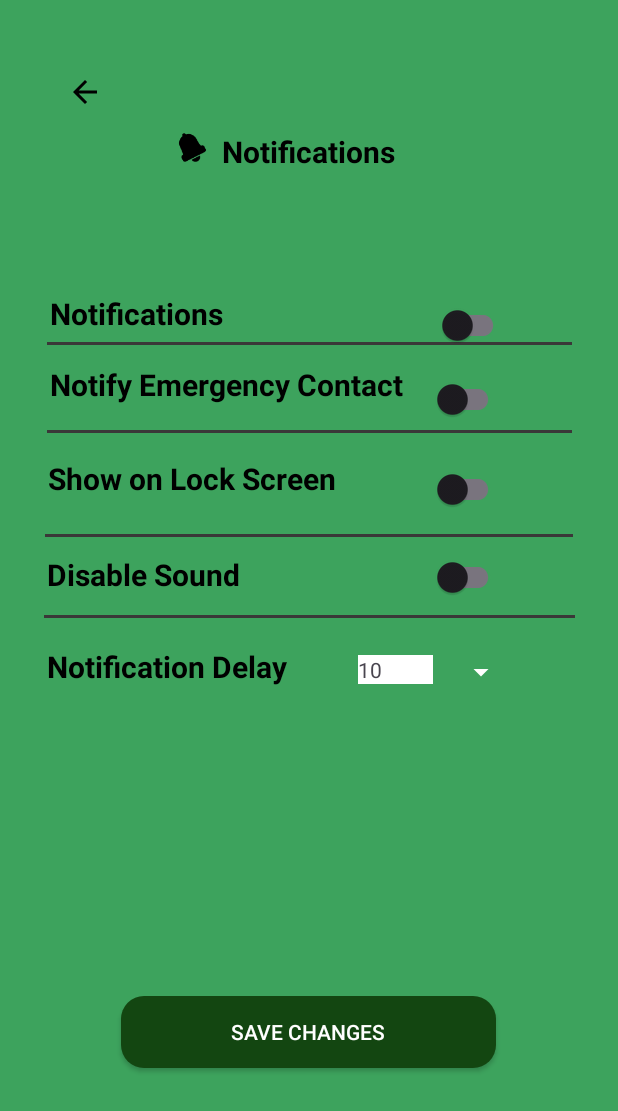
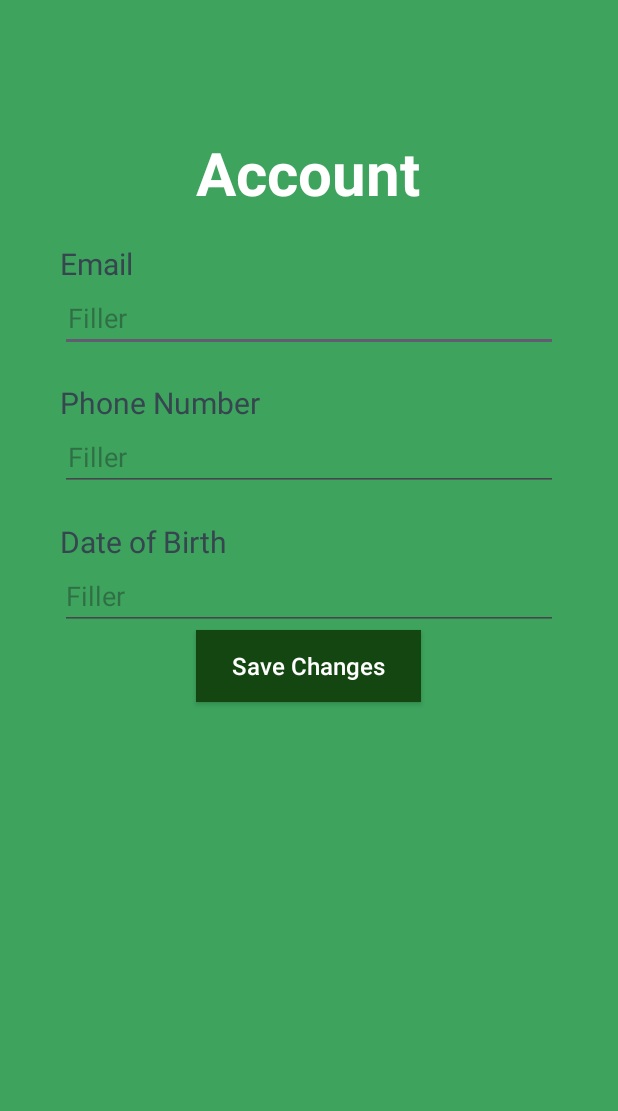
Before and after one commit to AnushkaKhare-Eng/HIFA-Capstone, an Android app: the fragment AccountSettingsFragment shown on its own in the app's theme, on a phone screen of 412 x 824 dp. Shown: the top 1111 px of the screen. Run offline under Robolectric (Android 15) with nearby library versions, the phone set to English and light mode, and no system bars.

Commit message:
fixing the AccountSettingsFragment

```diff
--- a/HIFA-App/app/src/main/java/com/example/hifa/notificationpage2.java
+++ b/HIFA-App/app/src/main/java/com/example/hifa/AccountSettingsFragment.java
@@ -10,10 +10,10 @@ import android.view.ViewGroup;
 
 /**
  * A simple {@link Fragment} subclass.
- * Use the {@link notificationpage2#newInstance} factory method to
+ * Use the {@link AccountSettingsFragment#newInstance} factory method to
  * create an instance of this fragment.
  */
-public class notificationpage2 extends Fragment {
+public class AccountSettingsFragment extends Fragment {
 
     // TODO: Rename parameter arguments, choose names that match
     // the fragment initialization parameters, e.g. ARG_ITEM_NUMBER
@@ -24,7 +24,7 @@ public class notificationpage2 extends Fragment {
     private String mParam1;
     private String mParam2;
 
-    public notificationpage2() {
+    public AccountSettingsFragment() {
         // Required empty public constructor
     }
 
@@ -34,11 +34,11 @@ public class notificationpage2 extends Fragment {
      *
      * @param param1 Parameter 1.
      * @param param2 Parameter 2.
-     * @return A new instance of fragment notificationpage2.
+     * @return A new instance of fragment AccountSettingsFragment.
      */
     // TODO: Rename and change types and number of parameters
-    public static notificationpage2 newInstance(String param1, String param2) {
-        notificationpage2 fragment = new notificationpage2();
+    public static AccountSettingsFragment newInstance(String param1, String param2) {
+        AccountSettingsFragment fragment = new AccountSettingsFragment();
         Bundle args = new Bundle();
         args.putString(ARG_PARAM1, param1);
         args.putString(ARG_PARAM2, param2);
@@ -59,6 +59,6 @@ public class notificationpage2 extends Fragment {
     public View onCreateView(LayoutInflater inflater, ViewGroup container,
                              Bundle savedInstanceState) {
         // Inflate the layout for this fragment
-        return inflater.inflate(R.layout.fragment_notificationpage2, container, false);
+        return inflater.inflate(R.layout.fragment_account_settings, container, false);
     }
 }
--- a/HIFA-App/app/src/main/res/drawable/rounded_button.xml
+++ b/HIFA-App/app/src/main/res/drawable/rounded_button.xml
@@ -1,6 +1,6 @@
-<?xml version="1.0" encoding="utf-8"?>
 
-<?xml version="1.0" encoding="utf-8"?>
+
+
 <shape xmlns:android="http://schemas.android.com/apk/res/android">
     <solid android:color="#134611" /> <!-- Button background color -->
     <corners android:radius="15dp" /> <!-- Adjust the radius to change the corner shape -->
--- /dev/null
+++ b/HIFA-App/app/src/main/res/layout/fragment_account_settings.xml
@@ -0,0 +1,114 @@
+<?xml version="1.0" encoding="utf-8"?>
+
+<androidx.constraintlayout.widget.ConstraintLayout xmlns:android="http://schemas.android.com/apk/res/android"
+    xmlns:app="http://schemas.android.com/apk/res-auto"
+    xmlns:tools="http://schemas.android.com/tools"
+    android:layout_width="match_parent"
+    android:layout_height="match_parent"
+    android:background="#3DA35D"
+    tools:context=".AccountSettingsFragment">
+
+    <LinearLayout
+        android:id="@+id/linearLayout"
+        android:layout_width="match_parent"
+        android:layout_height="wrap_content"
+        android:layout_marginTop="88dp"
+        android:gravity="center_horizontal"
+        android:orientation="horizontal"
+        android:weightSum="2.5"
+        app:layout_constraintEnd_toEndOf="parent"
+        app:layout_constraintStart_toStartOf="parent"
+        app:layout_constraintTop_toTopOf="parent">
+
+        <TextView
+            android:id="@+id/textView3"
+            android:layout_width="0dp"
+            android:layout_height="wrap_content"
+            android:layout_weight="1"
+            android:gravity="center"
+            android:text="Account"
+            android:textColor="@color/white"
+            android:textSize="40sp"
+            android:textStyle="bold" />
+
+    </LinearLayout>
+
+    <LinearLayout
+        android:layout_width="match_parent"
+        android:layout_height="0dp"
+        android:layout_marginHorizontal="40dp"
+        android:layout_marginTop="20dp"
+        android:orientation="vertical"
+        app:layout_constraintBottom_toBottomOf="parent"
+        app:layout_constraintEnd_toEndOf="parent"
+        app:layout_constraintStart_toStartOf="parent"
+        app:layout_constraintTop_toBottomOf="@+id/linearLayout">
+
+        <TextView
+            android:layout_width="wrap_content"
+            android:layout_height="wrap_content"
+            android:text="Email"
+            android:textColor="#36454F"
+            android:textSize="20sp" />
+
+        <EditText
+            android:id="@+id/emailAccountSettings"
+            android:layout_width="match_parent"
+            android:layout_height="wrap_content"
+            android:layout_marginBottom="20dp"
+            android:ems="10"
+            android:hint="Filler"
+            android:inputType="textEmailAddress"
+            android:paddingHorizontal="5dp" />
+
+        <TextView
+            android:layout_width="wrap_content"
+            android:layout_height="wrap_content"
+            android:text="Phone Number"
+            android:textColor="#36454F"
+            android:textSize="20sp" />
+
+        <EditText
+            android:id="@+id/phoneNumberAccountSettings"
+            android:layout_width="match_parent"
+            android:layout_height="wrap_content"
+            android:layout_marginBottom="20dp"
+            android:hint="Filler"
+            android:inputType="phone"
+            android:paddingHorizontal="5dp" />
+
+        <TextView
+            android:id="@+id/DOBTextView"
+            android:layout_width="wrap_content"
+            android:layout_height="wrap_content"
+            android:text="Date of Birth"
+            android:textColor="#36454F"
+            android:textSize="20sp" />
+
+        <EditText
+            android:id="@+id/DateOfBirtheditTextDate"
+            android:layout_width="match_parent"
+            android:layout_height="wrap_content"
+            android:ems="10"
+            android:hint="Filler"
+            android:inputType="date" />
+
+        <androidx.appcompat.widget.AppCompatButton
+            android:id="@+id/save_changes_account_settings"
+            android:layout_width="150dp"
+            android:layout_height="wrap_content"
+            android:layout_gravity="center"
+            android:layout_marginBottom="64dp"
+            android:background="@color/green"
+            android:text="Save Changes"
+            android:textAllCaps="false"
+            android:textColor="@color/white"
+            android:textSize="16sp"
+            app:layout_constraintBottom_toBottomOf="parent"
+            app:layout_constraintEnd_toEndOf="parent"
+            app:layout_constraintStart_toStartOf="parent" />
+
+    </LinearLayout>
+
+
+</androidx.constraintlayout.widget.ConstraintLayout>
--- a/HIFA-App/app/src/main/res/layout/fragment_medical_info.xml
+++ b/HIFA-App/app/src/main/res/layout/fragment_medical_info.xml
@@ -94,7 +94,7 @@
         android:id="@+id/savechaangesButton"
         android:layout_width="250dp"
         android:layout_height="wrap_content"
-        android:background="@drawable/rounded_button"
+        android:background="@color/green"
         android:text="Save Changes"
         android:textColor="@color/white"
         app:layout_constraintBottom_toBottomOf="parent"
--- a/HIFA-App/app/src/main/res/layout/fragment_notification_page2.xml
+++ /dev/null
@@ -1,6 +0,0 @@
-<?xml version="1.0" encoding="utf-8"?>
-<androidx.constraintlayout.widget.ConstraintLayout xmlns:android="http://schemas.android.com/apk/res/android"
-    android:layout_width="match_parent"
-    android:layout_height="match_parent">
-
-</androidx.constraintlayout.widget.ConstraintLayout>
--- a/HIFA-App/app/src/main/res/layout/fragment_notificationpage2.xml
+++ b/HIFA-App/app/src/main/res/layout/fragment_notificationpage2.xml
@@ -6,7 +6,7 @@
     android:layout_width="match_parent"
     android:layout_height="match_parent"
     android:background="#3DA35D"
-    tools:context=".notificationpage2">
+    tools:context=".Notification_page">
 
     <TextView
         android:id="@+id/textView"
@@ -94,7 +94,7 @@
         android:id="@+id/button"
         android:layout_width="250dp"
         android:layout_height="wrap_content"
-        android:background="@drawable/rounded_button"
+        android:background="@color/green"
         android:text="Save Changes"
         android:textColor="@color/white"
         app:layout_constraintBottom_toBottomOf="parent"
```
Also changed, not shown: HIFA-App/app/src/main/java/com/example/hifa/Notification_page.java (+1 -6 lines), HIFA-App/app/src/main/res/layout/activity_main.xml (+2 -69 lines).
